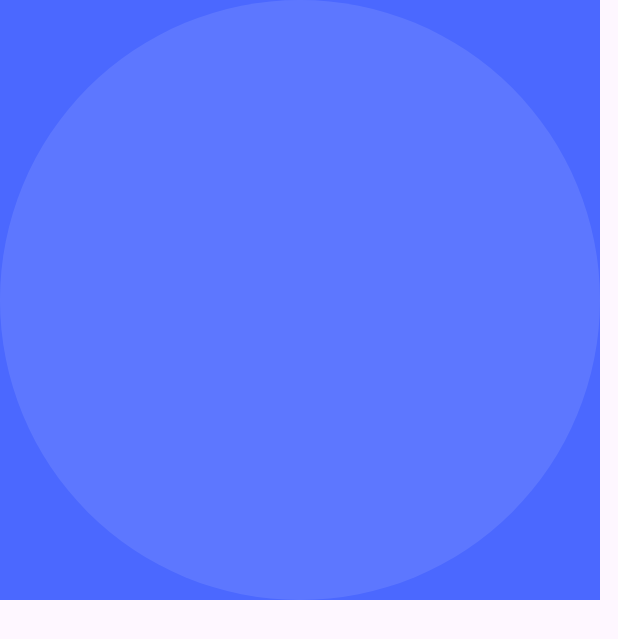
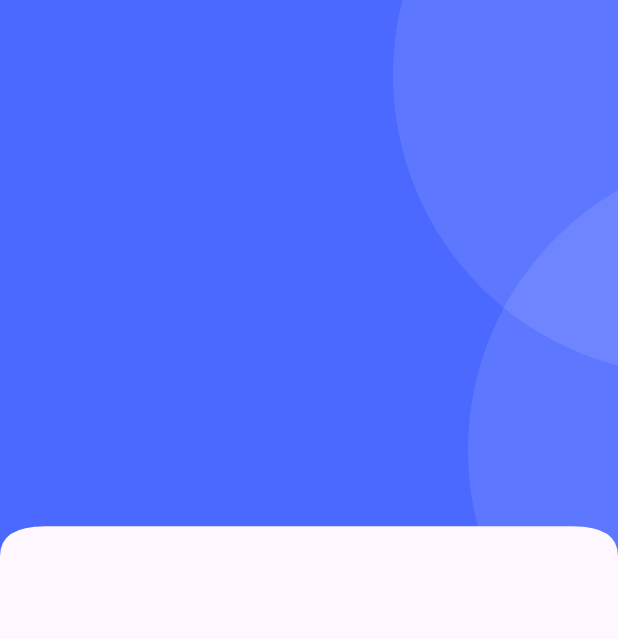
Before and after one commit to Kavikaveesha/ecommerceapp, a Flutter app: the HomeScreen screen opened directly, on a phone screen of 412 x 824 dp. Shown: the top 639 px of the screen. Run offline on Flutter 3.47's test engine with Material 3 defaults, Android fonts, the phone set to English and light mode, and no system bars; our stand-ins replace get, iconsax.

Commit message:
home page design completed

```diff
--- /dev/null
+++ b/lib/src/common/widget/custom_shapes/container/circular_container.dart
@@ -0,0 +1,31 @@
+import 'package:ecommerceapp/src/utils/constats/colors.dart';
+import 'package:flutter/material.dart';
+
+class CircularContainer extends StatelessWidget {
+  const CircularContainer(
+      {super.key,
+      this.width = 400,
+      this.height = 400,
+      this.radius = 400,
+      this.padding = 0,
+      this.child,
+      this.bgcolor = MyAppColors.textWhite});
+  final double? width;
+  final double? height;
+  final double? radius;
+  final double padding;
+  final Widget? child;
+  final Color bgcolor;
+
+  @override
+  Widget build(BuildContext context) {
+    return Container(
+      width: width,
+      height: height,
+      padding: EdgeInsets.all(padding),
+      decoration: BoxDecoration(
+          borderRadius: BorderRadius.circular(radius!),
+          color: bgcolor.withOpacity(0.1)),
+    );
+  }
+}
--- /dev/null
+++ b/lib/src/common/widget/custom_shapes/container/primary_header_container.dart
@@ -0,0 +1,29 @@
+import 'package:ecommerceapp/src/common/widget/custom_shapes/container/circular_container.dart';
+import 'package:ecommerceapp/src/common/widget/custom_shapes/curved_edges/curved_eges_widget.dart';
+import 'package:ecommerceapp/src/utils/constats/colors.dart';
+import 'package:flutter/material.dart';
+
+class PrimaryHeaderContainer extends StatelessWidget {
+  const PrimaryHeaderContainer({super.key, required this.child});
+  final Widget child;
+  @override
+  Widget build(BuildContext context) {
+    var height = MediaQuery.of(context).size.height;
+
+    return CurvedEdgesWidget(
+      child: Container(
+        color: MyAppColors.primary,
+        padding: const EdgeInsets.all(0),
+        child: SizedBox(
+          height: height * 0.45,
+          child: const Stack(
+            children: [
+              Positioned(top: -150, right: -250, child: CircularContainer()),
+              Positioned(top: 100, right: -300, child: CircularContainer())
+            ],
+          ),
+        ),
+      ),
+    );
+  }
+}
--- /dev/null
+++ b/lib/src/common/widget/custom_shapes/curved_edges/curved_edges.dart
@@ -0,0 +1,32 @@
+import 'package:flutter/material.dart';
+
+class CustomCurvedEdges extends CustomClipper<Path> {
+  @override
+  Path getClip(Size size) {
+    var path = Path();
+    path.lineTo(0, size.height);
+    final firstCurve = Offset(0, size.height - 20);
+    final lastCurve = Offset(30, size.height - 20);
+    path.quadraticBezierTo(
+        firstCurve.dx, firstCurve.dy, lastCurve.dx, lastCurve.dy);
+
+    final secondfirstCurve = Offset(0, size.height - 20);
+    final secondlastCurve = Offset(size.width - 30, size.height - 20);
+    path.quadraticBezierTo(secondfirstCurve.dx, secondfirstCurve.dy,
+        secondlastCurve.dx, secondlastCurve.dy);
+
+    final thirdfirstCurve = Offset(size.width, size.height - 20);
+    final thirdlastCurve = Offset(size.width, size.height);
+    path.quadraticBezierTo(thirdfirstCurve.dx, thirdfirstCurve.dy,
+        thirdlastCurve.dx, thirdlastCurve.dy);
+    path.lineTo(size.width, 0);
+    path.close();
+    return path;
+  }
+
+  @override
+  bool shouldReclip(covariant CustomClipper<Path> oldClipper) {
+    // TODO: implement shouldReclip
+    throw UnimplementedError();
+  }
+}
--- /dev/null
+++ b/lib/src/common/widget/custom_shapes/curved_edges/curved_eges_widget.dart
@@ -0,0 +1,11 @@
+import 'package:ecommerceapp/src/common/widget/custom_shapes/curved_edges/curved_edges.dart';
+import 'package:flutter/material.dart';
+
+class CurvedEdgesWidget extends StatelessWidget {
+  const CurvedEdgesWidget({super.key, this.child});
+  final Widget? child;
+  @override
+  Widget build(BuildContext context) {
+    return ClipPath(clipper: CustomCurvedEdges(), child: child);
+  }
+}
--- a/lib/src/features/shop/screen/home/widgets/home.dart
+++ b/lib/src/features/shop/screen/home/widgets/home.dart
@@ -1,4 +1,4 @@
-import 'package:ecommerceapp/src/utils/constats/colors.dart';
+import 'package:ecommerceapp/src/common/widget/custom_shapes/container/primary_header_container.dart';
 import 'package:flutter/material.dart';
 
 class HomeScreen extends StatelessWidget {
@@ -6,25 +6,10 @@ class HomeScreen extends StatelessWidget {
 
   @override
   Widget build(BuildContext context) {
-    return Scaffold(
+    return const Scaffold(
       body: SingleChildScrollView(
-        child: Container(
-          color: MyAppColors.primary,
-          padding: const EdgeInsets.all(0),
-          child: Stack(
-            children: [
-              Container(
-                width: 400,
-                height: 400,
-                padding: const EdgeInsets.all(0),
-                decoration: BoxDecoration(
-                  borderRadius: BorderRadius.circular(400),
-                  color: MyAppColors.textWhite.withOpacity(0.1)
-                ),
-
-              )
-            ],
-          ),
+        child: Column(
+          children: [PrimaryHeaderContainer(child: Column())],
         ),
       ),
     );
--- a/lib/src/navigation_menu.dart
+++ b/lib/src/navigation_menu.dart
@@ -1,3 +1,4 @@
+import 'package:ecommerceapp/src/features/shop/screen/home/widgets/home.dart';
 import 'package:flutter/material.dart';
 import 'package:get/get.dart';
 import 'package:get/get_state_manager/src/simple/get_controllers.dart';
@@ -34,9 +35,7 @@ class NavigationMenu extends StatelessWidget {
 class NAvigationController extends GetxController {
   final Rx<int> selectedIndex = 0.obs;
   final screens = [
-    Container(
-      color: Colors.blue,
-    ),
+    const HomeScreen(),
     Container(
       color: Colors.red,
     ),
```
